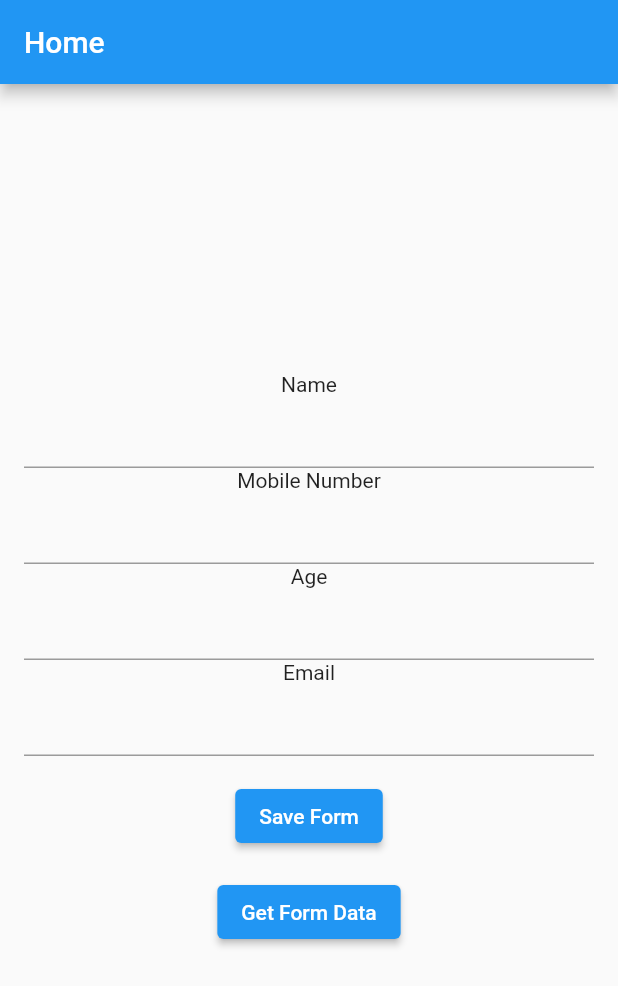
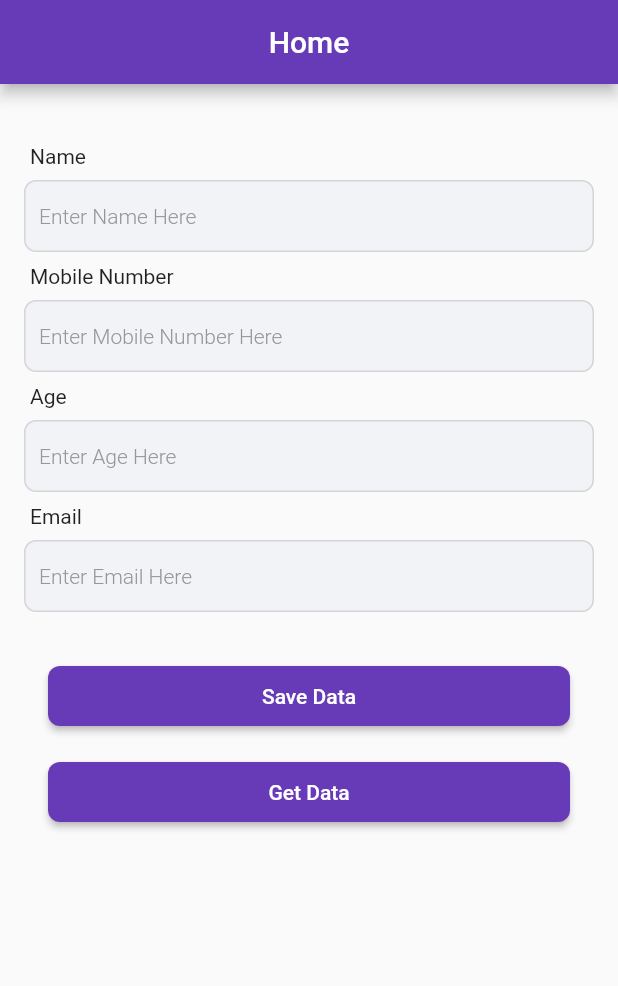
Before and after one commit to HemanthReddyKodakandla-bootcamp/GoogleSheetsIntegrateingWithFlutter, a Flutter app: the screen it shows after launch, on a phone screen of 412 x 824 dp. Shown: the top 986 px of the screen. Run offline on Flutter 3.47's test engine with Material 2 defaults, Android fonts, the phone set to English and light mode, and no system bars; our stand-ins replace animated_text_kit; Roboto replaces fonts that are missing (Quicksand).

Commit message:
updated UI

```diff
--- a/lib/feedback_data_view.dart
+++ b/lib/feedback_data_view.dart
@@ -1,3 +1,5 @@
+import 'package:animated_text_kit/animated_text_kit.dart';
+import 'package:flutter/cupertino.dart';
 import 'package:flutter/material.dart';
 import 'package:flutter_app_script_example/controllers/appScript_controller.dart';
 
@@ -25,6 +27,7 @@ class _FeedBackDataViewState extends State<FeedBackDataView> {
       appBar: AppBar(
         title: Text("FeedBack View"),
         centerTitle: true,
+        backgroundColor: Colors.deepPurple,
       ),
       body: Column(
         children: [
@@ -43,13 +46,36 @@ class _FeedBackDataViewState extends State<FeedBackDataView> {
                   ),
                 );
               }else{
-                return Center(child: Padding(
-                  padding: const EdgeInsets.symmetric(vertical: 8.0,horizontal: 8.0),
-                  child: LinearProgressIndicator(
-                    backgroundColor: Colors.deepPurple,
-                    color: Colors.yellow,
-                  ),
-                ));
+                return Column(
+                  children: [
+                    Padding(
+                      padding: const EdgeInsets.symmetric(vertical: 8.0,horizontal: 8.0),
+                      child: LinearProgressIndicator(
+                        backgroundColor: Colors.deepPurple,
+                        color: Colors.yellow,
+                      ),
+                    ),
+                    SizedBox(
+                      height: MediaQuery.of(context).size.height * 0.4,
+                    ),
+                    DefaultTextStyle(
+                      style: const TextStyle(
+                        fontSize: 20.0,
+                        color: Colors.deepPurple
+                      ),
+                      child: AnimatedTextKit(
+                        animatedTexts: [
+                          WavyAnimatedText('Getting Data...'),
+                          WavyAnimatedText('Please Wait...'),
+                        ],
+                        isRepeatingAnimation: true,
+                        onTap: () {
+                          print("Tap Event");
+                        },
+                      ),
+                    )
+                  ],
+                );
               }
             },
           )
--- a/lib/main.dart
+++ b/lib/main.dart
@@ -61,6 +61,7 @@ class _MyHomePageState extends State<MyHomePage> {
   }
 
   saveForm() async{
+    FocusManager.instance.primaryFocus!.unfocus();
     Map formData = {
       "name": _nameController!.text,
       "email": _emailController!.text,
@@ -72,16 +73,24 @@ class _MyHomePageState extends State<MyHomePage> {
 
 
   callback(String response) {
-    print("Response: $response");
     if (response == "SUCCESS") {
-      _showSnackBar("Feedback Submitted");
+      clearAllTextFields();
+      _showSnackBar("Data Saved Successfully");
     } else {
       // Error Occurred while saving data in Google Sheets.
       _showSnackBar("Error Occurred!");
     }
   }
+
+  clearAllTextFields(){
+    _nameController!.clear();
+    _ageController!.clear();
+    _mobileNumberController!.clear();
+    _emailController!.clear();
+  }
+
   _showSnackBar(String message) {
-    final snackBar = SnackBar(content: Text(message));
+    final snackBar = SnackBar(content: Text(message),backgroundColor: Colors.deepPurple,behavior: SnackBarBehavior.floating,);
     ScaffoldMessenger.of(context).showSnackBar(snackBar);
   }
 
@@ -90,39 +99,104 @@ class _MyHomePageState extends State<MyHomePage> {
     return Scaffold(
       appBar: AppBar(
         title: Text(widget.title),
+        centerTitle: true,
+        backgroundColor: Colors.deepPurple,
       ),
-      body: Center(
+      body: GestureDetector(
+        onTap: (){
+          FocusManager.instance.primaryFocus!.unfocus();
+        },
+        child: Center(
           child: Padding(
             padding: const EdgeInsets.symmetric(horizontal: 16.0),
-          child: Column(
-            mainAxisAlignment: MainAxisAlignment.center,
+            child: ListView(
               children: <Widget>[
-              Text("Name"),
-              TextFormField(
-                controller: _nameController,
-              ),
-              Text("Mobile Number"),
-              TextFormField(
-                controller: _mobileNumberController,
-              ),
-              Text("Age"),
-              TextFormField(
-                controller: _ageController,
-              ),
-              Text("Email"),
-              TextFormField(
-                controller: _emailController,
+                SizedBox(height: 32.0,),
+                getTextWidget("Name"),
+                getTextFormField(formFieldController: _nameController,keyboardType: TextInputType.text,hintText: "Enter Name Here",),
+                getTextWidget("Mobile Number"),
+                getTextFormField(formFieldController: _mobileNumberController,keyboardType: TextInputType.numberWithOptions(),hintText: "Enter Mobile Number Here",),
+                getTextWidget("Age"),
+                getTextFormField(formFieldController: _ageController,keyboardType: TextInputType.numberWithOptions(),hintText: "Enter Age Here",),
+                getTextWidget("Email"),
+                getTextFormField(formFieldController: _emailController,keyboardType: TextInputType.emailAddress,hintText: "Enter Email Here",),
+                SizedBox(height: 32,),
+                Container(
+                  padding: const EdgeInsets.symmetric(horizontal: 16.0),
+                  child: ElevatedButton(onPressed: saveForm, child: Text("Save Data"),style: ElevatedButton.styleFrom(
+                    padding: const EdgeInsets.symmetric(horizontal: 0.0,vertical: 12.0),
+                    primary: Colors.deepPurple,
+                    shape: RoundedRectangleBorder(borderRadius: BorderRadius.circular(8.0))
+                  )),
                 ),
                 SizedBox(height: 16,),
-              ElevatedButton(onPressed: saveForm, child: Text("Save Form")),
-              SizedBox(height: 16,),
-              ElevatedButton(onPressed: (){
+                Container(
+                  padding: const EdgeInsets.symmetric(horizontal: 16.0),
+                  child: ElevatedButton(onPressed: (){
+                    FocusManager.instance.primaryFocus!.unfocus();
                     Navigator.of(context).push(MaterialPageRoute(builder: (context) => FeedBackDataView()));
-              }, child: Text("Get Form Data"))
+                  }, child: Text("Get Data"),style: ElevatedButton.styleFrom(
+                      padding: const EdgeInsets.symmetric(horizontal: 0.0,vertical: 12.0),
+                      primary: Colors.deepPurple,
+                      shape: RoundedRectangleBorder(borderRadius: BorderRadius.circular(8.0))
+                  )),
+                )
               ],
+            ),
           ),
         ),
       ),// This trailing comma makes auto-formatting nicer for build methods.
     );
   }
+
+  Widget getTextWidget(String text){
+    return Container(
+        alignment: Alignment.centerLeft,
+        padding: const EdgeInsets.symmetric(horizontal: 4.0,vertical: 8.0),
+        child: Text(text));
   }
+
+  Widget getTextFormField({FormFieldValidator<String>? validator,Function? editingComplete,TextEditingController? formFieldController,String? hintText,
+    int? maxLines,TextInputType? keyboardType,Function? onChanged,FocusNode? focus}
+      ){
+    return Container(
+      child: TextFormField(
+        validator: validator,
+        autovalidateMode: AutovalidateMode.onUserInteraction,
+        controller: formFieldController,
+        maxLines: maxLines,
+        autocorrect: true,
+        focusNode: focus,
+        style: Theme.of(context).textTheme.subtitle1!.copyWith(fontSize: 14.0,color:const Color(0xff292929) ),
+        decoration: new InputDecoration(
+          focusedErrorBorder: OutlineInputBorder(
+            borderRadius: BorderRadius.all(Radius.circular(8.0)),
+            borderSide: BorderSide(color: Colors.black12,style: BorderStyle.solid,width: 1.0),),
+          errorBorder: OutlineInputBorder(
+            borderRadius: BorderRadius.all(Radius.circular(8.0)),
+            borderSide: BorderSide(color: Colors.black12,style: BorderStyle.solid,width: 1.0),),
+          errorStyle: TextStyle(fontSize: 14.0,fontWeight: FontWeight.w400,color: Colors.red),
+          disabledBorder: OutlineInputBorder(
+            borderRadius: BorderRadius.all(Radius.circular(8.0)),
+            borderSide: BorderSide(color: Colors.black12,style: BorderStyle.solid,width: 1.0),),
+          focusedBorder: OutlineInputBorder(
+            borderRadius: BorderRadius.all(Radius.circular(8.0)),
+            borderSide: BorderSide(color: Colors.black12,style: BorderStyle.solid,width: 1.0),),
+          enabledBorder: OutlineInputBorder(
+            borderRadius: BorderRadius.all(Radius.circular(8.0)),
+            borderSide: BorderSide(color: Colors.black12,style: BorderStyle.solid,width: 1.0),),
+          border: OutlineInputBorder(
+            borderRadius:BorderRadius.all(Radius.circular(8.0)),
+            borderSide: BorderSide(color: Colors.red,style: BorderStyle.none,),),
+          contentPadding: EdgeInsets.only(top: 10.0, bottom: 10.0, left: 10.0),
+          filled: true,
+          fillColor: Color(0xFFF2F3F7),
+          hintText: hintText,
+          hintStyle: Theme.of(context).textTheme.subtitle1!.copyWith(fontSize: 14.0,color:const Color(0xff94979B),fontFamily: 'Quicksand',fontWeight: FontWeight.w300),
+        ),
+        keyboardType: keyboardType,
+        cursorColor: Colors.blue,
+      ),
+    );
+  }
+}
--- a/pubspec.yaml
+++ b/pubspec.yaml
@@ -24,6 +24,7 @@ dependencies:
   flutter:
     sdk: flutter
   http: ^0.13.3
+  animated_text_kit: ^4.2.1
 
   # The following adds the Cupertino Icons font to your application.
   # Use with the CupertinoIcons class for iOS style icons.
```
Also changed, not shown: pubspec.lock. Lines whose indentation alone changed are shown as unchanged.
